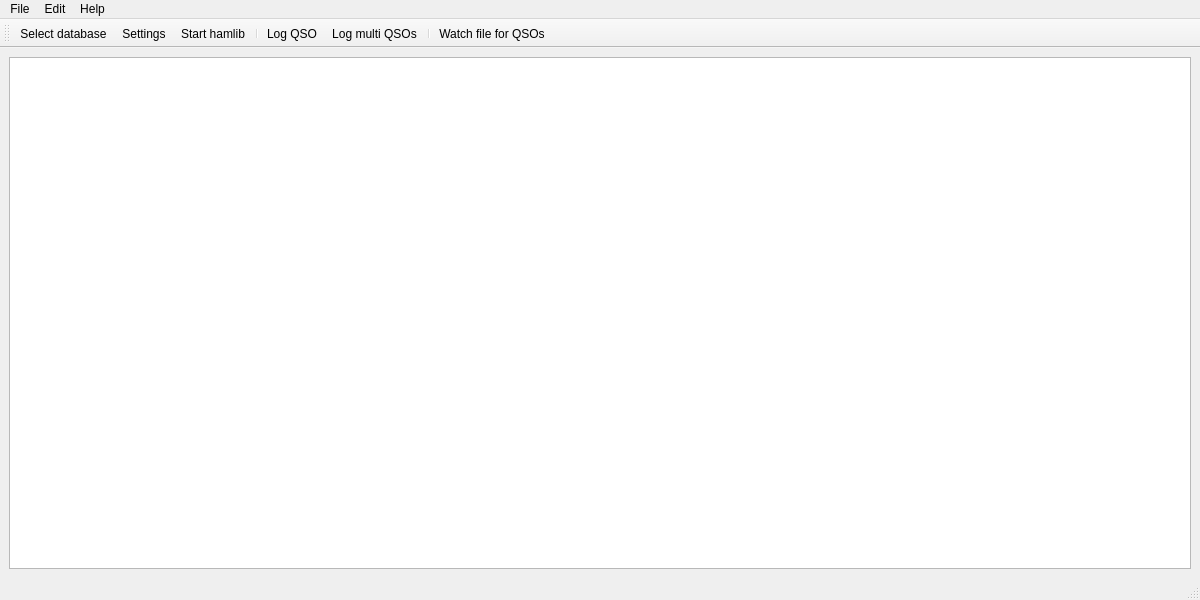
First picture: the form in ui_files/DragonLog_MainWindow.ui, repository gitandy/DragonLog, before the edit.
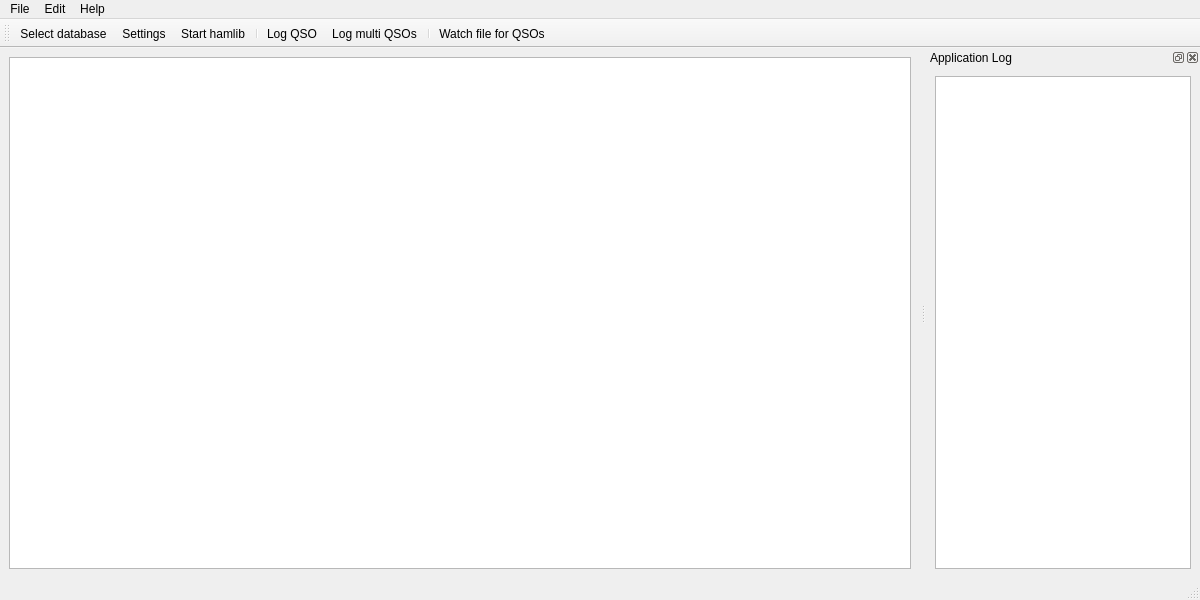
Second picture: the form after the edit. Icons and pictures are not drawn.

The edit to the form file:
```diff
--- a/ui_files/DragonLog_MainWindow.ui
+++ b/ui_files/DragonLog_MainWindow.ui
@@ -107,6 +107,33 @@
    <addaction name="separator"/>
    <addaction name="actionWatch_file_for_QSOs_TB"/>
   </widget>
+  <widget class="QDockWidget" name="logDockWidget">
+   <property name="features">
+    <set>QDockWidget::DockWidgetClosable|QDockWidget::DockWidgetFloatable|QDockWidget::DockWidgetMovable</set>
+   </property>
+   <property name="windowTitle">
+    <string>Application Log</string>
+   </property>
+   <attribute name="dockWidgetArea">
+    <number>2</number>
+   </attribute>
+   <widget class="QWidget" name="dockWidgetContents">
+    <layout class="QVBoxLayout" name="verticalLayout_2">
+     <item>
+      <widget class="QTextEdit" name="logTextEdit">
+       <property name="font">
+        <font>
+         <family>Courier New</family>
+        </font>
+       </property>
+       <property name="textInteractionFlags">
+        <set>Qt::TextSelectableByKeyboard|Qt::TextSelectableByMouse</set>
+       </property>
+      </widget>
+     </item>
+    </layout>
+   </widget>
+  </widget>
   <action name="actionLog_QSO">
    <property name="icon">
     <iconset>
```
Left out of the diff: 27 changed lines with no effect on the pictures.
